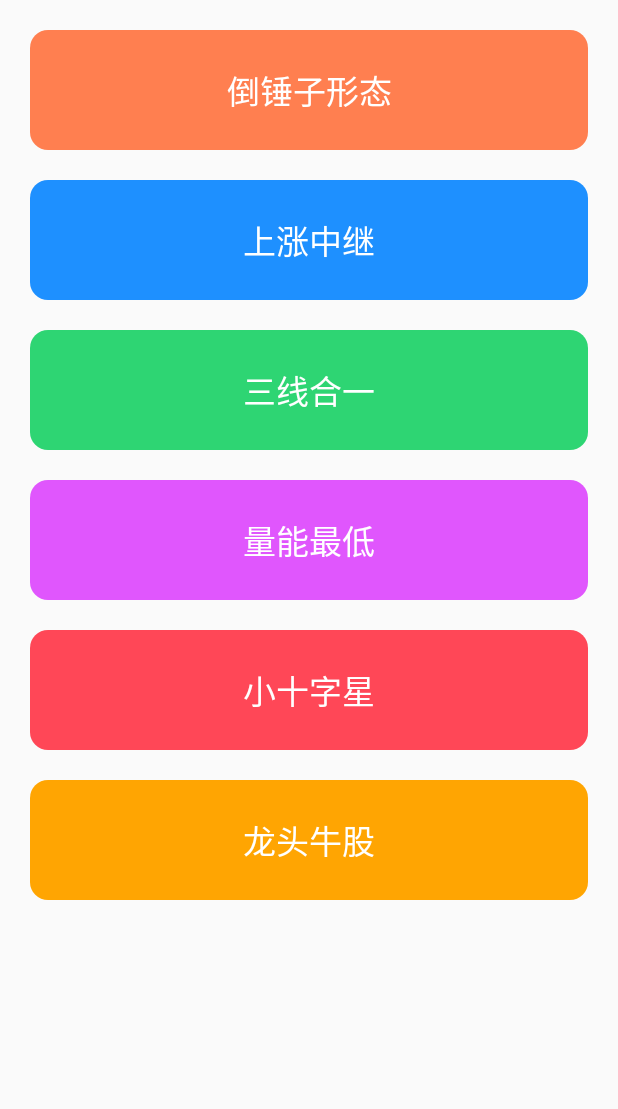
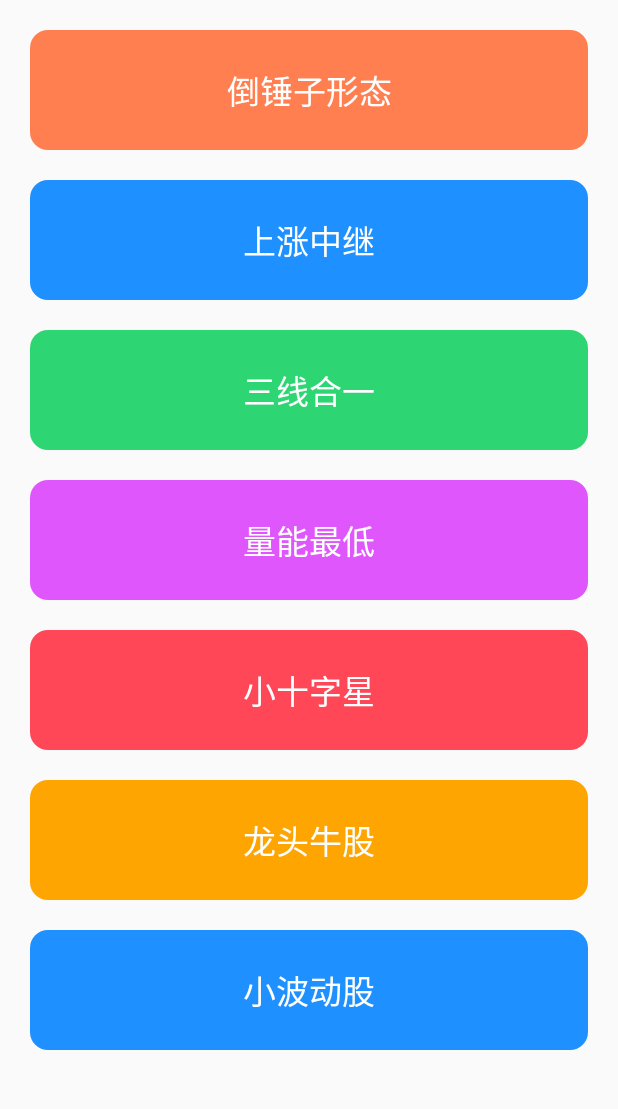
Before and after one commit to Veryed-VS/GuPiao, an Android app: the layout activity_start.xml on its own in the app's theme, with its tools: preview values and no code run, on a phone screen of 412 x 824 dp, the part 68-1177 px from its top. Run offline under Robolectric (Android 15) with nearby library versions, the phone set to English and light mode, and no system bars; network calls fail.

Commit message:
终极版8

```diff
--- a/app/src/main/res/layout/activity_start.xml
+++ b/app/src/main/res/layout/activity_start.xml
@@ -114,6 +114,19 @@
                 android:text="龙头牛股"
                 android:textColor="@android:color/white"
                 android:textSize="22sp" />
+
+            <Button
+                android:id="@+id/button_seven"
+                android:layout_width="match_parent"
+                android:layout_height="80dp"
+                android:layout_marginLeft="20dp"
+                android:layout_marginRight="20dp"
+                android:layout_marginBottom="20dp"
+                android:background="@drawable/button_bg_two"
+                android:stateListAnimator="@null"
+                android:text="小波动股"
+                android:textColor="@android:color/white"
+                android:textSize="22sp" />
         </LinearLayout>
     </ScrollView>
 </LinearLayout>
```
Also changed, not shown: app/src/main/java/com/xjm/gupiao/AnalysisData.java (+28 -5 lines), app/src/main/java/com/xjm/gupiao/ResultData.java (+9 -0 lines), app/src/main/java/com/xjm/gupiao/StartActivity.java (+20 -28 lines).
